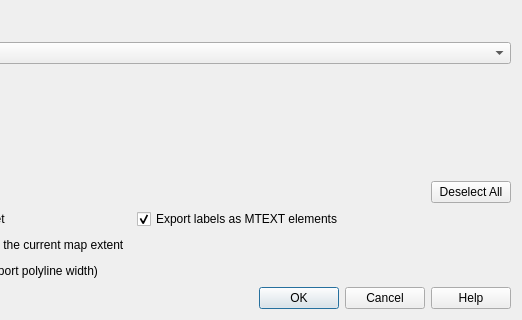
Before: the Qt Designer form src/ui/qgsdxfexportdialogbase.ui in qgis/QGIS, drawn with Qt 5; both pictures show x 176 to 698 and y 360 to 680 of the 698 by 680 pixel window.
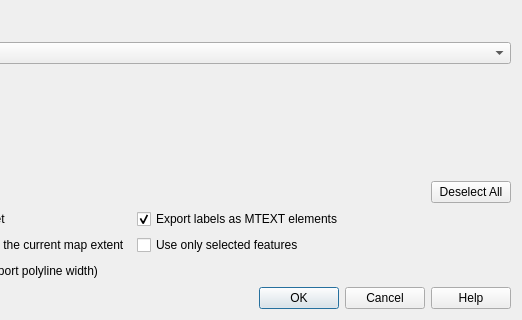
After: the same form once the commit is applied. Custom widgets are drawn as their Qt base class.

Commit message: [gui] Add option 'Use only selected features' to DXF export dialog

```diff
--- a/src/ui/qgsdxfexportdialogbase.ui
+++ b/src/ui/qgsdxfexportdialogbase.ui
@@ -203,6 +203,13 @@
        </property>
       </spacer>
      </item>
+     <item row="1" column="1">
+      <widget class="QCheckBox" name="mSelectedFeaturesOnly">
+       <property name="text">
+        <string>Use only selected features</string>
+       </property>
+      </widget>
+     </item>
     </layout>
    </item>
    <item row="15" column="0" colspan="2">
```
The commit also changes 3 other files.
